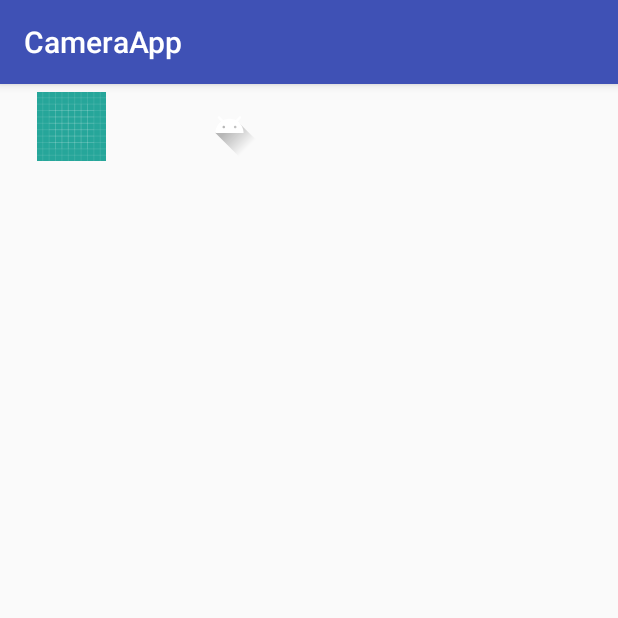
After one commit to disney50/CameraApp, an Android app: the GalleryActivity screen opened directly, with no data from a screen before it, on a phone screen of 412 x 824 dp, the top half of it. The commit adds this screen. Run offline under Robolectric (Android 15) with nearby library versions, the phone set to English and light mode, and no system bars.

Commit message:
first commit

```diff
--- a/app/src/main/AndroidManifest.xml
+++ b/app/src/main/AndroidManifest.xml
@@ -3,8 +3,11 @@
     package="com.example.gelie.cameraapp">
 
     <uses-permission android:name="android.permission.WRITE_EXTERNAL_STORAGE" />
+
     <uses-feature android:name="android.hardware.camera" />
+
     <uses-permission android:name="android.permission.CAMERA" />
+
     <application
         android:allowBackup="true"
         android:icon="@mipmap/ic_launcher"
@@ -19,6 +22,7 @@
                 <category android:name="android.intent.category.LAUNCHER" />
             </intent-filter>
         </activity>
+        <activity android:name=".GalleryActivity"></activity>
     </application>
 
 </manifest>
--- /dev/null
+++ b/app/src/main/java/com/example/gelie/cameraapp/GalleryActivity.java
@@ -0,0 +1,26 @@
+package com.example.gelie.cameraapp;
+
+import android.support.v7.app.AppCompatActivity;
+import android.os.Bundle;
+import android.view.LayoutInflater;
+import android.view.View;
+import android.widget.GridView;
+import android.widget.ImageView;
+
+import java.util.ArrayList;
+import java.util.List;
+import java.util.Vector;
+
+public class GalleryActivity extends AppCompatActivity {
+
+    GridView gridView;
+
+    @Override
+    protected void onCreate(Bundle savedInstanceState) {
+        super.onCreate(savedInstanceState);
+        setContentView(R.layout.activity_gallery);
+
+        gridView = findViewById(R.id.grid_galllery);
+        gridView.setAdapter(new ImageAdapter(this));
+    }
+}
--- /dev/null
+++ b/app/src/main/java/com/example/gelie/cameraapp/ImageAdapter.java
@@ -0,0 +1,58 @@
+package com.example.gelie.cameraapp;
+
+import android.content.Context;
+import android.view.View;
+import android.view.ViewGroup;
+import android.widget.BaseAdapter;
+import android.widget.ImageView;
+
+import java.util.Vector;
+
+class ImageAdapter extends BaseAdapter {
+
+    Context mContext;
+    Vector<ImageView> capturedImages;
+
+    public ImageAdapter (Context context) {
+        mContext = context;
+    }
+
+    @Override
+    public int getCount() {
+        return mThumbIds.length;
+    }
+
+    @Override
+    public Object getItem(int position) {
+        return null;
+    }
+
+    @Override
+    public long getItemId(int position) {
+        return 0;
+    }
+
+    @Override
+    public View getView(int position, View convertView, ViewGroup parent) {
+
+        ImageView mImageView;
+
+        if (convertView == null) {
+            mImageView = new ImageView(mContext);
+            mImageView.setLayoutParams(new ViewGroup.LayoutParams(85, 85));
+            mImageView.setScaleType(ImageView.ScaleType.CENTER_CROP);
+            mImageView.setPadding(8, 8, 8, 8);
+        }
+        else {
+            mImageView = (ImageView) convertView;
+        }
+
+        mImageView.setImageResource(mThumbIds[position]);
+        return mImageView;
+    }
+
+    private Integer[] mThumbIds = {
+            R.drawable.ic_launcher_background,
+            R.drawable.ic_launcher_foreground
+    };
+}
--- /dev/null
+++ b/app/src/main/res/layout/activity_gallery.xml
@@ -0,0 +1,12 @@
+<?xml version="1.0" encoding="utf-8"?>
+<GridView
+    xmlns:android="http://schemas.android.com/apk/res/android"
+    android:id="@+id/grid_galllery"
+    android:layout_width="match_parent"
+    android:layout_height="match_parent"
+    android:columnWidth="90dp"
+    android:numColumns="auto_fit"
+    android:verticalSpacing="10dp"
+    android:horizontalSpacing="10dp"
+    android:stretchMode="columnWidth"
+    android:gravity="center" />
--- a/app/src/main/res/layout/activity_main.xml
+++ b/app/src/main/res/layout/activity_main.xml
@@ -21,9 +21,9 @@
         android:text="Capture" />
 
     <ImageButton
-        android:id="@+id/image_capture"
-        android:layout_width="75dp"
-        android:layout_height="75dp"
+        android:id="@+id/button_gallery"
+        android:layout_width="85dp"
+        android:layout_height="85dp"
         android:layout_alignParentBottom="true"
         android:layout_marginBottom="1dp"
         android:layout_alignParentStart="true"
```
Also changed, not shown: app/src/main/java/com/example/gelie/cameraapp/MainActivity.java (+15 -3 lines), 47 other files.
